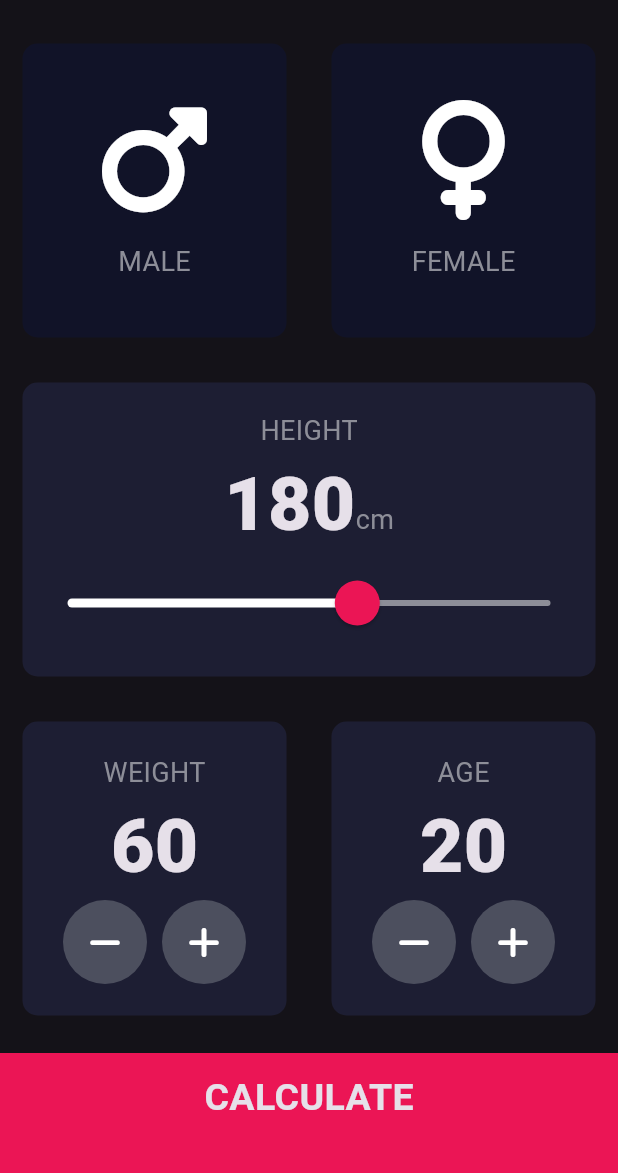
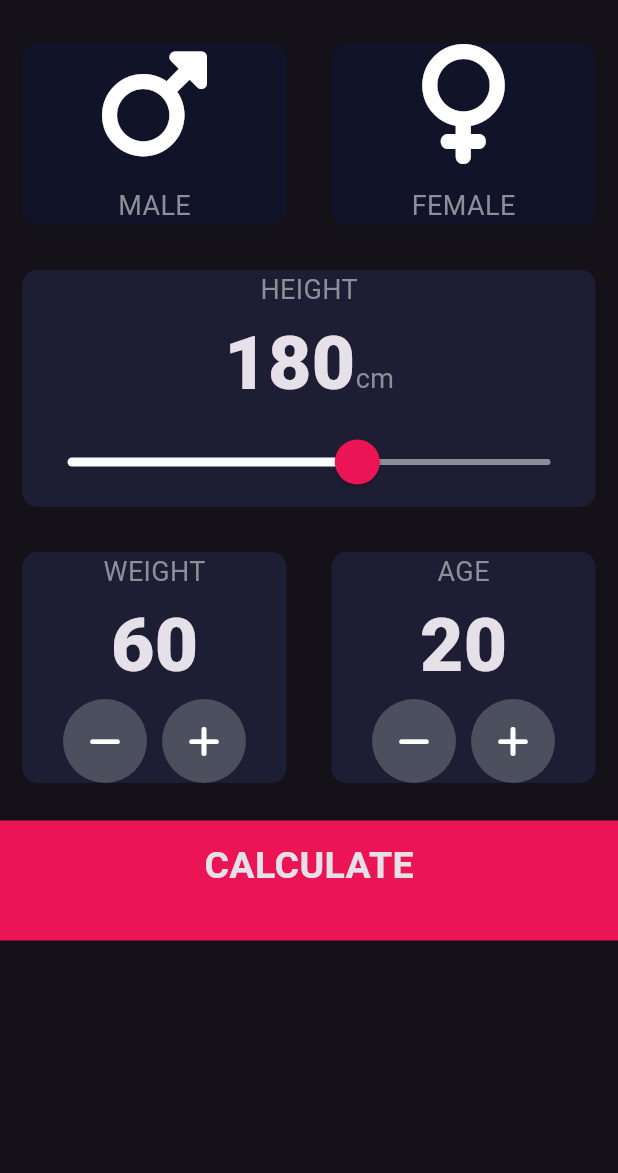
Before and after one commit to lxtuyen/bt_danentang, a Flutter app: the InputPage screen opened directly, on a phone screen of 412 x 824 dp, the part 63-1236 px from its top. Run offline on Flutter 3.47's test engine with Material 3 defaults, Android fonts, the light colour scheme and no system bars; our stand-ins replace audioplayers, flutter_spinkit, font_awesome_flutter, geolocator; network calls fail.

Commit message:
update lab9

```diff
--- a/lab6/lib/main.dart
+++ b/lab6/lib/main.dart
@@ -25,10 +25,12 @@ class _QuizPageState extends State<QuizPage> {
   List<Icon> iconsList = [];
 
   final List<Question> questionsList = [
-    Question('Môn Lập trình đa nền tảng học vào sáng thứ 5?', true),
+    Question('Môn Lập trình đa nền tảng học vào thứ 6?', true),
+    Question('Flutter là một framework của Google', true),
     Question('Môn Lập trình đa nền tảng gồm 3 tín chỉ?', false),
+    Question('Môn Lập trình đa nền tảng có 2 phần: lý thuyết và thực hành', true),
     Question('Giảng viên dạy Môn Lập trình đa nền tảng là thầy ThS Ngô Lê Quân', true),
-    Question('1 + 1 = 2 ?', true),
+    Question('1 + 1 = 3 ?', false),
   ];
 
   @override
--- a/lab8/lib/screens/input_page.dart
+++ b/lab8/lib/screens/input_page.dart
@@ -32,11 +32,12 @@ class _InputPageState extends State<InputPage> {
     appBar: AppBar(
       title: const Text('BMI CALCULATOR'),
     ),
-      body: Column(
+    body: SingleChildScrollView(  // Thêm SingleChildScrollView để cho phép cuộn
+      child: SafeArea(
+        child: Column(
           crossAxisAlignment: CrossAxisAlignment.stretch,
           children: <Widget>[
-          Expanded(
-            child: Row(
+            Row(
               children: <Widget>[
                 Expanded(
                   child: ReusableCard(
@@ -72,30 +73,19 @@ class _InputPageState extends State<InputPage> {
                 ),
               ],
             ),
-          ),
-          Expanded(
-            child: ReusableCard(
+            ReusableCard(
               colour: kActiveCardColour,
               cardChild: Column(
                 mainAxisAlignment: MainAxisAlignment.center,
                 children: <Widget>[
-                  const Text(
-                    'HEIGHT',
-                    style: kLabelTextStyle,
-                  ),
+                  const Text('HEIGHT', style: kLabelTextStyle),
                   Row(
                     mainAxisAlignment: MainAxisAlignment.center,
                     crossAxisAlignment: CrossAxisAlignment.baseline,
                     textBaseline: TextBaseline.alphabetic,
                     children: <Widget>[
-                      Text(
-                        height.toString(),
-                        style: kNumberTextStyle,
-                      ),
-                      const Text(
-                        'cm',
-                        style: kLabelTextStyle,
-                      ),
+                      Text(height.toString(), style: kNumberTextStyle),
+                      const Text('cm', style: kLabelTextStyle),
                     ],
                   ),
                   SliderTheme(
@@ -104,10 +94,8 @@ class _InputPageState extends State<InputPage> {
                       activeTrackColor: Colors.white,
                       thumbColor: const Color(0xFFEB1555),
                       overlayColor: const Color(0x29EB1555),
-                      thumbShape:
-                      const RoundSliderThumbShape(enabledThumbRadius: 15.0),
-                      overlayShape:
-                      const RoundSliderOverlayShape(overlayRadius: 30.0),
+                      thumbShape: const RoundSliderThumbShape(enabledThumbRadius: 15.0),
+                      overlayShape: const RoundSliderOverlayShape(overlayRadius: 30.0),
                     ),
                     child: Slider(
                       value: height.toDouble(),
@@ -123,9 +111,7 @@ class _InputPageState extends State<InputPage> {
                 ],
               ),
             ),
-          ),
-          Expanded(
-            child: Row(
+            Row(
               children: <Widget>[
                 Expanded(
                   child: ReusableCard(
@@ -133,14 +119,8 @@ class _InputPageState extends State<InputPage> {
                     cardChild: Column(
                       mainAxisAlignment: MainAxisAlignment.center,
                       children: <Widget>[
-                        const Text(
-                          'WEIGHT',
-                          style: kLabelTextStyle,
-                        ),
-                        Text(
-                          weight.toString(),
-                          style: kNumberTextStyle,
-                        ),
+                        const Text('WEIGHT', style: kLabelTextStyle),
+                        Text(weight.toString(), style: kNumberTextStyle),
                         Row(
                           mainAxisAlignment: MainAxisAlignment.center,
                           children: <Widget>[
@@ -152,9 +132,7 @@ class _InputPageState extends State<InputPage> {
                                 });
                               },
                             ),
-                            const SizedBox(
-                              width: 10.0,
-                            ),
+                            const SizedBox(width: 10.0),
                             RoundIconButton(
                               icon: FontAwesomeIcons.plus,
                               onPressed: () {
@@ -175,14 +153,8 @@ class _InputPageState extends State<InputPage> {
                     cardChild: Column(
                       mainAxisAlignment: MainAxisAlignment.center,
                       children: <Widget>[
-                        const Text(
-                          'AGE',
-                          style: kLabelTextStyle,
-                        ),
-                        Text(
-                          age.toString(),
-                          style: kNumberTextStyle,
-                        ),
+                        const Text('AGE', style: kLabelTextStyle),
+                        Text(age.toString(), style: kNumberTextStyle),
                         Row(
                           mainAxisAlignment: MainAxisAlignment.center,
                           children: <Widget>[
@@ -194,9 +166,7 @@ class _InputPageState extends State<InputPage> {
                                 });
                               },
                             ),
-                            const SizedBox(
-                              width: 10.0,
-                            ),
+                            const SizedBox(width: 10.0),
                             RoundIconButton(
                               icon: FontAwesomeIcons.plus,
                               onPressed: () {
@@ -213,13 +183,10 @@ class _InputPageState extends State<InputPage> {
                 ),
               ],
             ),
-          ),
             BottomButton(
               buttonTitle: 'CALCULATE',
               onTap: () {
-              CalculatorBrain calc =
-              CalculatorBrain(height: height, weight: weight);
-
+                CalculatorBrain calc = CalculatorBrain(height: height, weight: weight);
                 Navigator.push(
                   context,
                   MaterialPageRoute(
@@ -234,6 +201,8 @@ class _InputPageState extends State<InputPage> {
             ),
           ],
         ),
+      ),
+    ),
   );
 }
 }
--- a/lab9/lib/screens/location_screen.dart
+++ b/lab9/lib/screens/location_screen.dart
@@ -86,7 +86,7 @@ class _LocationScreenState extends State<LocationScreen> {
                       );
                       if (typedName != null) {
                         var weatherData =
-                        await weather.getCityWeather(typedName);
+                        await weather.getSearchWeather(typedName);
                         updateUI(weatherData);
                       }
                     },
```
Also changed, not shown: lab9/lib/services/weather.dart (+22 -18 lines), lab9/pubspec.yaml (+0 -42 lines), lab6/pubspec.lock, lab7/pubspec.lock, lab8/pubspec.lock, lab9/pubspec.lock. Lines whose indentation alone changed are shown as unchanged.
